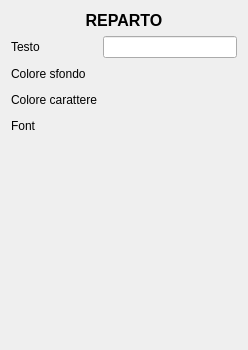
mtonin/gestcassa, file src/dettaglireparto.ui: the form before one commit.
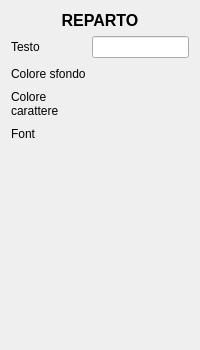
The form after the commit. Custom widgets are drawn as their Qt base class.

Diff of the .ui file:
```diff
--- a/src/dettaglireparto.ui
+++ b/src/dettaglireparto.ui
@@ -6,16 +6,10 @@
    <rect>
     <x>0</x>
     <y>0</y>
-    <width>248</width>
+    <width>200</width>
     <height>350</height>
    </rect>
   </property>
-  <property name="minimumSize">
-   <size>
-    <width>185</width>
-    <height>0</height>
-   </size>
-  </property>
   <property name="windowTitle">
    <string>Form</string>
   </property>
```
